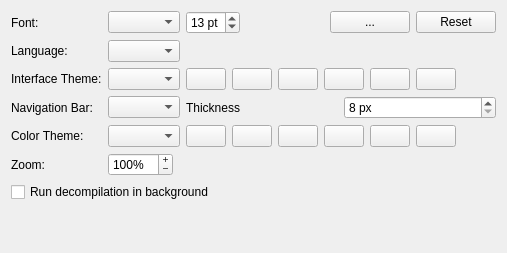
The window that src/dialogs/settings/AppearanceOptionsWidget.ui (radareorg/iaito) describes before a commit, drawn with Qt 5.
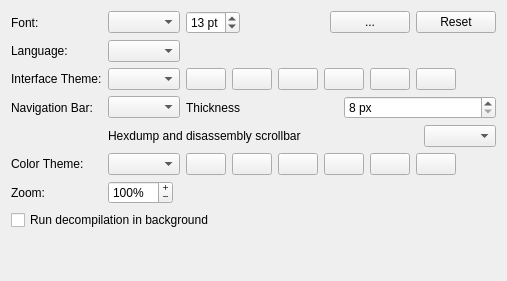
The same window after the commit. Icons and pictures are not drawn. Custom widgets are drawn as their Qt base class.

Commit message: Add scrollbar to the disasm and hexdump widgets

```diff
--- a/src/dialogs/settings/AppearanceOptionsWidget.ui
+++ b/src/dialogs/settings/AppearanceOptionsWidget.ui
@@ -324,6 +324,30 @@
          </item>
         </layout>
        </item>
+       <item>
+        <layout class="QHBoxLayout" name="memoryScrollBarLayout">
+         <item>
+          <widget class="QLabel" name="memoryScrollBarLabel">
+           <property name="text">
+            <string>Hexdump and disassembly scrollbar</string>
+           </property>
+          </widget>
+         </item>
+         <item>
+          <widget class="QComboBox" name="memoryScrollBarComboBox">
+           <property name="sizePolicy">
+            <sizepolicy hsizetype="Maximum" vsizetype="Fixed">
+             <horstretch>0</horstretch>
+             <verstretch>0</verstretch>
+            </sizepolicy>
+           </property>
+           <property name="toolTip">
+            <string>Hidden: no scrollbar. Spring: the handle rests in the middle and scrolls faster the further and longer it is dragged. Bounded: a regular scrollbar over the navigation bar range.</string>
+           </property>
+          </widget>
+         </item>
+        </layout>
+       </item>
       </layout>
      </item>
      <item row="4" column="0">
```
The commit also changes 19 other files.
